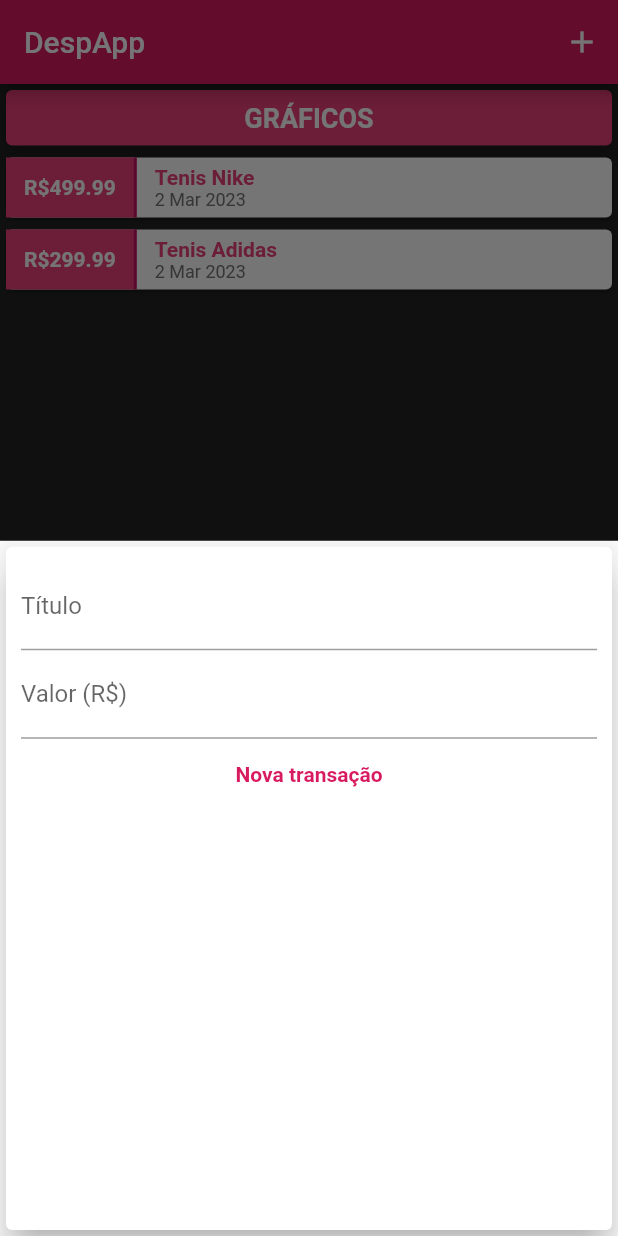
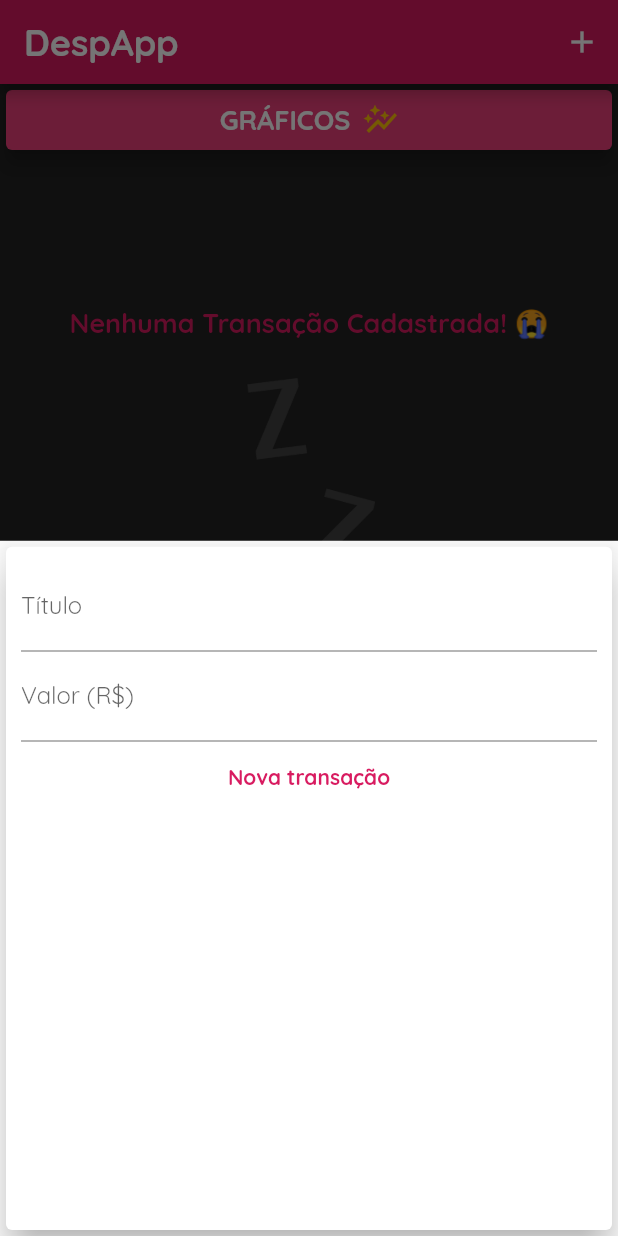
Before and after one commit to FaKeBx/despesa-app, a Flutter app: the screen it shows after launch, after a tap on the "add" icon, on a phone screen of 412 x 824 dp. Run offline on Flutter 3.47's test engine with Material 2 defaults, Android fonts, the phone set to English and light mode, and no system bars.

```diff
--- a/lib/components/transaction_list.dart
+++ b/lib/components/transaction_list.dart
@@ -10,8 +10,35 @@ class TransactionList extends StatelessWidget {
   @override
   Widget build(BuildContext context) {
     return SizedBox(
-      height: 300,
-      child: ListView.builder(
+      height: 500,
+      child: transactions.isEmpty
+          ? Column(
+              children: [
+                const SizedBox(
+                  height: 100,
+                ),
+                Text(
+                  "Nenhuma Transação Cadastrada! 😭",
+                  style: TextStyle(
+                    color: Theme.of(context).colorScheme.primary,
+                    fontSize: 18,
+                    fontFamily: "Quicksand",
+                    fontWeight: FontWeight.bold,
+                  ),
+                ),
+                const SizedBox(
+                  height: 25,
+                ),
+                SizedBox(
+                  height: 200,
+                  child: Image.asset(
+                    'assets/images/waiting.png',
+                    fit: BoxFit.cover,
+                  ),
+                )
+              ],
+            )
+          : ListView.builder(
               itemCount: transactions.length,
               itemBuilder: (context, index) {
                 final tr = transactions[index];
--- a/lib/main.dart
+++ b/lib/main.dart
@@ -16,6 +16,7 @@ class DespesasApp extends StatelessWidget {
     return MaterialApp(
       home: const MyHomePage(),
       theme: ThemeData(
+        fontFamily: "Quicksand",
         colorScheme: ColorScheme.fromSwatch().copyWith(
           primary: Colors.pink.shade600,
           secondary: Colors.pink.shade400,
@@ -34,19 +35,19 @@ class MyHomePage extends StatefulWidget {
 }
 
 class _MyHomePageState extends State<MyHomePage> {
-  final _transactions = [
-    Transaction(
-      id: "id1",
-      title: "Tenis Nike",
-      value: 499.99,
-      date: DateTime.now(),
-    ),
-    Transaction(
-      id: "id2",
-      title: "Tenis Adidas",
-      value: 299.99,
-      date: DateTime.now(),
-    ),
+  final List<Transaction> _transactions = [
+    // Transaction(
+    //   id: "id1",
+    //   title: "Tenis Nike",
+    //   value: 499.99,
+    //   date: DateTime.now(),
+    // ),
+    // Transaction(
+    //   id: "id2",
+    //   title: "Tenis Adidas",
+    //   value: 299.99,
+    //   date: DateTime.now(),
+    // ),
   ];
 
   _addTransaction(String title, double value) {
@@ -77,8 +78,18 @@ class _MyHomePageState extends State<MyHomePage> {
     return Scaffold(
       backgroundColor: Theme.of(context).colorScheme.background,
       appBar: AppBar(
-        title: const Text(
+        title: Row(
+          mainAxisAlignment: MainAxisAlignment.start,
+          children: const [
+            Text(
               "DespApp",
+              style: TextStyle(
+                fontSize: 24,
+                fontFamily: "Quicksand",
+                fontWeight: FontWeight.bold,
+              ),
+            ),
+          ],
         ),
         actions: [
           IconButton(
@@ -97,9 +108,12 @@ class _MyHomePageState extends State<MyHomePage> {
             Card(
               elevation: 5,
               color: Theme.of(context).colorScheme.secondary,
-              child: const Padding(
-                padding: EdgeInsets.all(8.0),
-                child: Text(
+              child: Padding(
+                padding: const EdgeInsets.all(8.0),
+                child: Row(
+                  mainAxisAlignment: MainAxisAlignment.center,
+                  children: const [
+                    Text(
                       "GRÁFICOS",
                       textAlign: TextAlign.center,
                       style: TextStyle(
@@ -107,6 +121,15 @@ class _MyHomePageState extends State<MyHomePage> {
                         fontWeight: FontWeight.bold,
                         color: Colors.white,
                       ),
+                    ),
+                    Padding(
+                      padding: EdgeInsets.only(left: 8.0),
+                      child: Icon(
+                        Icons.auto_graph_outlined,
+                        color: Colors.amber,
+                      ),
+                    )
+                  ],
                 ),
               ),
             ),
```
Also changed, not shown: lib/components/chart.dart (added, +48 -0 lines), pubspec.yaml (+14 -8 lines), assets/fonts/OpenSans-Bold.ttf (added), assets/fonts/OpenSans-Regular.ttf (added), assets/fonts/Quicksand-Bold.ttf (added), assets/fonts/Quicksand-Light.ttf (added), assets/fonts/Quicksand-Medium.ttf (added), assets/fonts/Quicksand-Regular.ttf (added), assets/images/waiting.png (added). Lines whose indentation alone changed are shown as unchanged.
